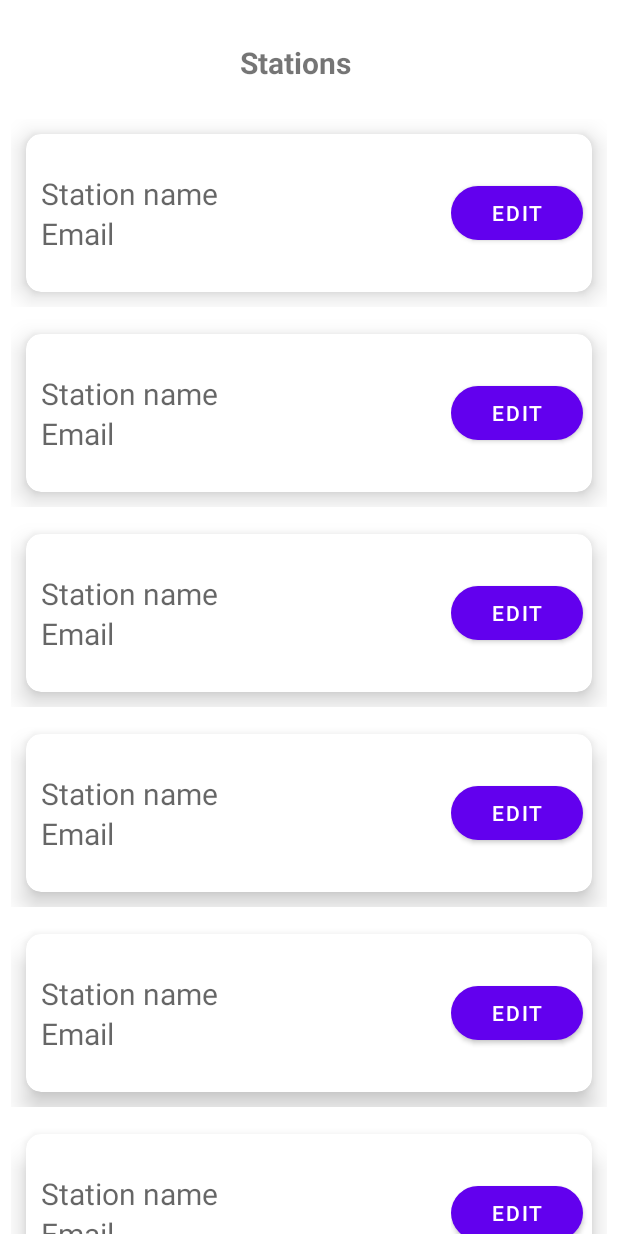
After one commit to viren06/E-FIR, an Android app: the layout activity_manage_station.xml on its own in the app's theme, with its tools: preview values and no code run, on a phone screen of 412 x 824 dp. The commit adds this screen. Run offline under Robolectric (Android 15) with nearby library versions, the phone set to English and light mode, and no system bars; Roboto replaces fonts that are not available here.

Commit message:
Manage station recycler view is done and now edit staion is remananing.

```diff
--- a/app/src/main/java/com/example/e_fir/Superadmin_dashboard.kt
+++ b/app/src/main/java/com/example/e_fir/Superadmin_dashboard.kt
@@ -24,6 +24,11 @@ class Superadmin_dashboard : AppCompatActivity() {
         add_station.setOnClickListener{
             startActivity(Intent(this,Add_station_form::class.java))
 
+        }
+
+        val manage_station=findViewById<Button>(R.id.button3)
+        manage_station.setOnClickListener {
+            startActivity(Intent(this,Manage_station::class.java))
         }
     }
 
--- /dev/null
+++ b/app/src/main/res/drawable/backgroung_rv.xml
@@ -0,0 +1,6 @@
+<?xml version="1.0" encoding="utf-8"?>
+<shape xmlns:android="http://schemas.android.com/apk/res/android">
+
+    <corners android:radius="24dp"></corners>
+    <solid android:color="@color/white"></solid>
+</shape>
--- /dev/null
+++ b/app/src/main/res/layout/activity_manage_station.xml
@@ -0,0 +1,38 @@
+<?xml version="1.0" encoding="utf-8"?>
+<androidx.constraintlayout.widget.ConstraintLayout xmlns:android="http://schemas.android.com/apk/res/android"
+    xmlns:app="http://schemas.android.com/apk/res-auto"
+    xmlns:tools="http://schemas.android.com/tools"
+    android:layout_width="match_parent"
+    android:layout_height="match_parent"
+    tools:context=".Manage_station"
+    >
+
+    <TextView
+        android:id="@+id/textView10"
+        android:layout_width="wrap_content"
+        android:layout_height="wrap_content"
+        android:layout_marginStart="160dp"
+        android:layout_marginTop="28dp"
+        android:layout_marginBottom="20dp"
+        android:text="Stations"
+        android:textSize="20dp"
+        android:textStyle="bold"
+        app:layout_constraintBottom_toTopOf="@+id/managestation_rv"
+        app:layout_constraintStart_toStartOf="parent"
+        app:layout_constraintTop_toTopOf="parent" />
+
+    <androidx.recyclerview.widget.RecyclerView
+        android:id="@+id/managestation_rv"
+        android:layout_width="0dp"
+        android:layout_height="0dp"
+        android:layout_marginStart="1dp"
+        android:layout_marginEnd="1dp"
+        android:layout_marginBottom="1dp"
+        app:layout_constraintBottom_toBottomOf="parent"
+        app:layout_constraintEnd_toEndOf="parent"
+        app:layout_constraintStart_toStartOf="parent"
+        app:layout_constraintTop_toBottomOf="@+id/textView10"
+        tools:listitem="@layout/manage_station_view"
+        tools:itemCount="8"/>
+
+</androidx.constraintlayout.widget.ConstraintLayout>
--- /dev/null
+++ b/app/src/main/res/layout/manage_station_view.xml
@@ -0,0 +1,86 @@
+<?xml version="1.0" encoding="utf-8"?>
+<LinearLayout xmlns:android="http://schemas.android.com/apk/res/android"
+    android:layout_width="match_parent"
+    android:layout_height="wrap_content"
+    xmlns:app="http://schemas.android.com/apk/res-auto"
+    android:orientation="vertical"
+    android:layout_marginTop="4dp"
+    android:layout_marginBottom="4dp"
+    android:layout_marginLeft="6dp"
+    android:layout_marginRight="6dp">
+
+    <androidx.cardview.widget.CardView
+        android:id="@+id/cardanim"
+        android:layout_width="match_parent"
+        android:layout_height="wrap_content"
+        android:layout_margin="10dp"
+        android:layout_weight="1"
+        android:background="#fece2f"
+
+        app:cardCornerRadius="10dp"
+        app:cardElevation="10dp">
+
+
+    <LinearLayout
+        android:layout_width="match_parent"
+        android:layout_height="105dp"
+        android:orientation="horizontal"
+        android:weightSum="4"
+        android:background="@drawable/backgroung_rv"
+
+        >
+        <LinearLayout
+            android:layout_width="match_parent"
+            android:layout_height="match_parent"
+            android:layout_weight="1"
+            android:layout_margin="10dp">
+
+            <androidx.constraintlayout.widget.ConstraintLayout
+                android:layout_width="match_parent"
+                android:layout_height="match_parent">
+
+                <TextView
+                    android:id="@+id/Station_name"
+                    android:layout_width="0dp"
+                    android:layout_height="wrap_content"
+                    android:layout_marginTop="16dp"
+                    android:hint="Station name"
+                    android:textSize="20dp"
+                    app:layout_constraintEnd_toEndOf="parent"
+                    app:layout_constraintHorizontal_bias="0.0"
+                    app:layout_constraintStart_toStartOf="parent"
+                    app:layout_constraintTop_toTopOf="parent"></TextView>
+
+                <TextView
+                    android:id="@+id/Station_Email"
+                    android:layout_width="0dp"
+                    android:layout_height="wrap_content"
+                    android:hint="Email"
+                    android:textSize="20dp"
+                    app:layout_constraintBottom_toBottomOf="parent"
+                    app:layout_constraintEnd_toEndOf="parent"
+                    app:layout_constraintHorizontal_bias="0.0"
+                    app:layout_constraintStart_toStartOf="parent"
+                    app:layout_constraintTop_toTopOf="parent"
+                    app:layout_constraintVertical_bias="0.741"></TextView>
+            </androidx.constraintlayout.widget.ConstraintLayout>
+        </LinearLayout>
+        <LinearLayout
+            android:layout_width="match_parent"
+            android:layout_height="match_parent"
+            android:layout_weight="3">
+
+
+            <Button
+                android:id="@+id/stationedit"
+                android:layout_gravity="center"
+                android:layout_width="wrap_content"
+                android:layout_height="wrap_content"
+                android:layout_weight="1"
+                android:text="Edit"
+                app:cornerRadius="24dp"
+                android:layout_marginRight="6dp"/>
+        </LinearLayout>
+    </LinearLayout>
+    </androidx.cardview.widget.CardView>
+</LinearLayout>
```
Also changed, not shown: app/src/main/AndroidManifest.xml (+14 -0 lines), app/src/main/java/com/example/e_fir/ManageStationAdapter.kt (added, +40 -0 lines), app/src/main/java/com/example/e_fir/Manage_station.kt (added, +56 -0 lines), app/src/main/java/com/example/e_fir/editStationDetails.kt (added, +11 -0 lines), app/src/main/java/com/example/e_fir/stationmodel.kt (added, +7 -0 lines), app/src/main/res/layout/activity_edit_station_details.xml (added, +9 -0 lines), app/src/main/res/layout/activity_superadmin_dashboard.xml (+16 -0 lines).
